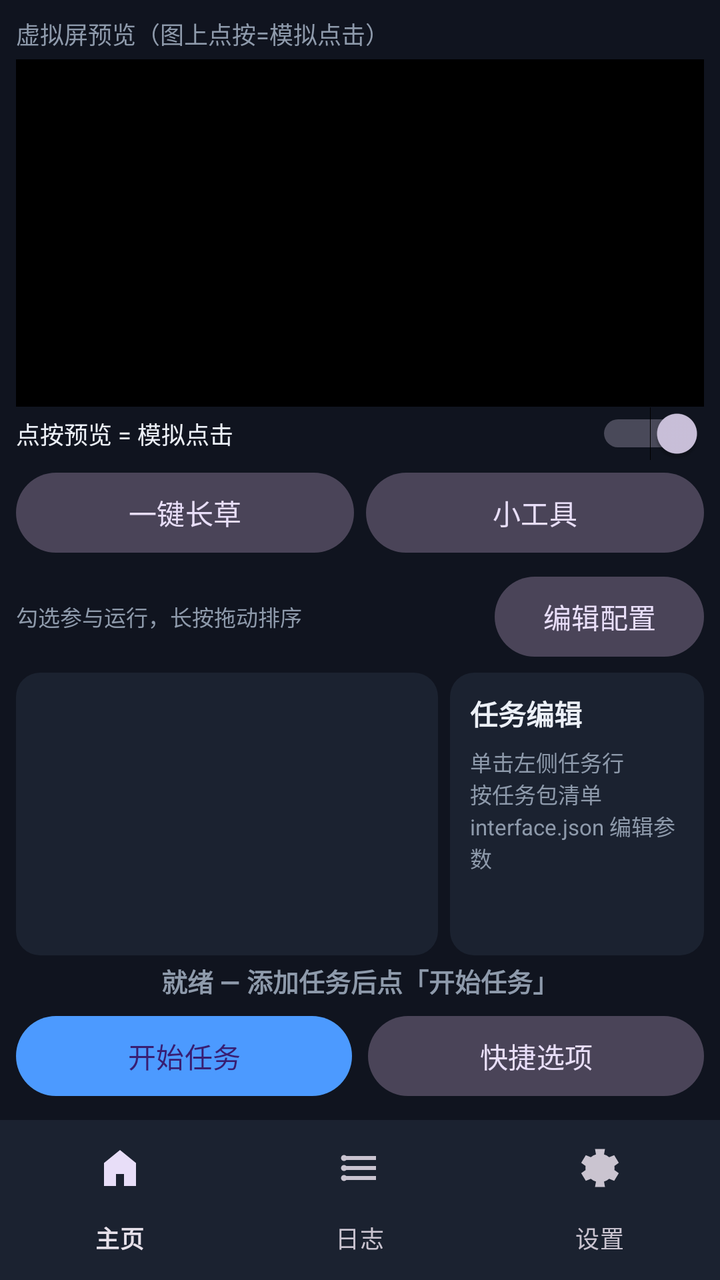
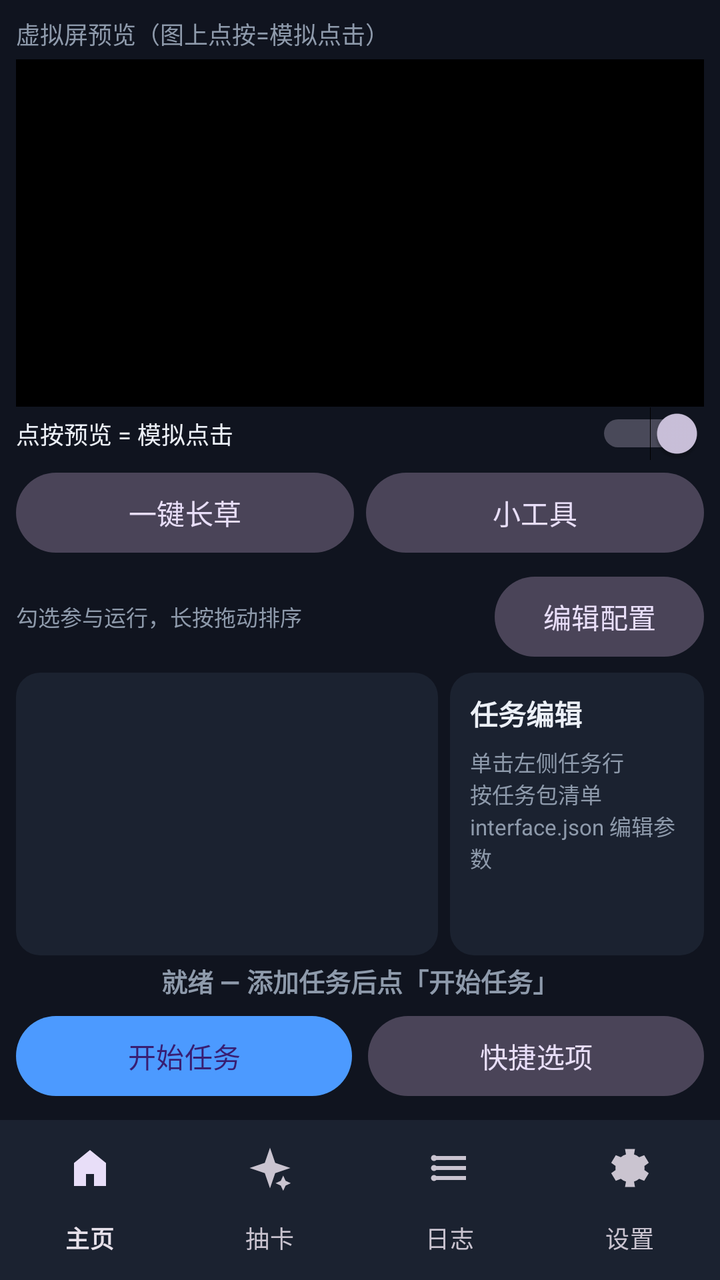

An Android layout rendered at two revisions. The XML below is the earlier revision; the diff shows what the commit changed to produce the second picture.
<!-- AndroidManifest.xml: application theme Theme.MaaWH -->
<!-- res/layout/activity_main.xml -->
<?xml version="1.0" encoding="utf-8"?>
<LinearLayout xmlns:android="http://schemas.android.com/apk/res/android"
    xmlns:app="http://schemas.android.com/apk/res-auto"
    xmlns:tools="http://schemas.android.com/tools"
    android:layout_width="match_parent"
    android:layout_height="match_parent"
    android:orientation="vertical"
    tools:context=".MainActivity">

    
    <LinearLayout
        android:id="@+id/panelHome"
        android:layout_width="match_parent"
        android:layout_height="0dp"
        android:layout_weight="1"
        android:orientation="vertical"
        android:padding="8dp">

        
        <TextView
            android:layout_width="match_parent"
            android:layout_height="wrap_content"
            android:text="@string/label_preview"
            android:textColor="@color/text_secondary"
            android:textSize="12sp" />

        <ImageView
            android:id="@+id/imageShot"
            android:layout_width="match_parent"
            android:layout_height="0dp"
            android:layout_marginTop="4dp"
            android:layout_weight="0.9"
            android:background="#000000"
            android:contentDescription="屏幕预览"
            android:scaleType="fitCenter" />

        <Switch
            android:id="@+id/switchTap"
            android:layout_width="match_parent"
            android:layout_height="wrap_content"
            android:checked="true"
            android:text="@string/switch_tap"
            android:textColor="@color/text_primary"
            android:textSize="12sp" />

        
        <LinearLayout
            android:layout_width="match_parent"
            android:layout_height="wrap_content"
            android:layout_marginTop="2dp"
            android:orientation="horizontal">

            <com.google.android.material.button.MaterialButton
                android:id="@+id/btnTabOneClick"
                style="@style/Widget.Material3.Button.TonalButton"
                android:layout_width="0dp"
                android:layout_height="wrap_content"
                android:layout_weight="1"
                android:minWidth="0dp"
                android:text="@string/tab_oneclick" />

            <com.google.android.material.button.MaterialButton
                android:id="@+id/btnTabTools"
                style="@style/Widget.Material3.Button.TonalButton"
                android:layout_width="0dp"
                android:layout_height="wrap_content"
                android:layout_marginStart="6dp"
                android:layout_weight="1"
                android:minWidth="0dp"
                android:text="@string/tab_tools" />
        </LinearLayout>

        
        <FrameLayout
            android:layout_width="match_parent"
            android:layout_height="0dp"
            android:layout_weight="1"
            android:layout_marginTop="4dp">

            
            <LinearLayout
                android:id="@+id/panelOneClick"
                android:layout_width="match_parent"
                android:layout_height="match_parent"
                android:orientation="vertical">

                <LinearLayout
                    android:layout_width="match_parent"
                    android:layout_height="wrap_content"
                    android:gravity="center_vertical"
                    android:orientation="horizontal">

                    <TextView
                        android:id="@+id/tvQueueHint"
                        android:layout_width="0dp"
                        android:layout_height="wrap_content"
                        android:layout_weight="1"
                        android:text="@string/hint_queue"
                        android:textColor="@color/text_secondary"
                        android:textSize="11sp" />

                    <com.google.android.material.button.MaterialButton
                        android:id="@+id/btnEditConfig"
                        style="@style/Widget.Material3.Button.TonalButton"
                        android:layout_width="wrap_content"
                        android:layout_height="wrap_content"
                        android:minWidth="0dp"
                        android:paddingStart="12dp"
                        android:paddingEnd="12dp"
                        android:text="@string/config_edit" />
                </LinearLayout>

                <FrameLayout
                    android:layout_width="match_parent"
                    android:layout_height="0dp"
                    android:layout_marginTop="4dp"
                    android:layout_weight="1">

                    
                    <LinearLayout
                        android:id="@+id/panelQueue"
                        android:layout_width="match_parent"
                        android:layout_height="match_parent"
                        android:orientation="horizontal">

                <androidx.recyclerview.widget.RecyclerView
                    android:id="@+id/rvTaskList"
                    android:layout_width="0dp"
                    android:layout_height="match_parent"
                    android:layout_weight="5"
                    android:background="@drawable/bg_card"
                    android:padding="4dp" />

                <LinearLayout
                    android:id="@+id/panelEdit"
                    android:layout_width="0dp"
                    android:layout_height="match_parent"
                    android:layout_marginStart="6dp"
                    android:layout_weight="3"
                    android:background="@drawable/bg_card"
                    android:orientation="vertical"
                    android:padding="10dp">

                    
                    <TextView
                        android:id="@+id/tvEditTitle"
                        android:layout_width="match_parent"
                        android:layout_height="wrap_content"
                        android:text="@string/edit_title"
                        android:textColor="@color/text_primary"
                        android:textSize="14sp"
                        android:textStyle="bold" />

                    <TextView
                        android:id="@+id/btnEditMove"
                        android:layout_width="wrap_content"
                        android:layout_height="wrap_content"
                        android:layout_marginTop="4dp"
                        android:background="@drawable/bg_card"
                        android:maxLines="1"
                        android:paddingStart="8dp"
                        android:paddingTop="4dp"
                        android:paddingEnd="8dp"
                        android:paddingBottom="4dp"
                        android:text="@string/move_to_tools"
                        android:textColor="@color/accent"
                        android:textSize="11sp"
                        android:visibility="gone" />

                    <TextView
                        android:id="@+id/tvEditHint"
                        android:layout_width="wrap_content"
                        android:layout_height="wrap_content"
                        android:layout_marginTop="6dp"
                        android:text="@string/edit_hint"
                        android:textColor="@color/text_secondary"
                        android:textSize="11sp" />

                    
                    <ScrollView
                        android:layout_width="match_parent"
                        android:layout_height="0dp"
                        android:layout_marginTop="8dp"
                        android:layout_weight="1"
                        android:fillViewport="true"
                        android:scrollbars="vertical">

                        <LinearLayout
                            android:id="@+id/layoutOptionsMain"
                            android:layout_width="match_parent"
                            android:layout_height="wrap_content"
                            android:orientation="vertical" />
                    </ScrollView>
                </LinearLayout>
                    </LinearLayout>

                    
                    <LinearLayout
                        android:id="@+id/panelConfig"
                        android:layout_width="match_parent"
                        android:layout_height="match_parent"
                        android:background="@drawable/bg_card"
                        android:orientation="vertical"
                        android:padding="10dp"
                        android:visibility="gone">

                        <LinearLayout
                            android:layout_width="match_parent"
                            android:layout_height="wrap_content"
                            android:gravity="center_vertical"
                            android:orientation="horizontal">

                            <TextView
                                android:layout_width="0dp"
                                android:layout_height="wrap_content"
                                android:layout_weight="1"
                                android:text="@string/config_title"
                                android:textColor="@color/text_primary"
                                android:textSize="16sp"
                                android:textStyle="bold" />

                            <com.google.android.material.button.MaterialButton
                                android:id="@+id/btnNewProfile"
                                style="@style/Widget.Material3.Button.TonalButton"
                                android:layout_width="wrap_content"
                                android:layout_height="wrap_content"
                                android:minWidth="0dp"
                                android:paddingStart="12dp"
                                android:paddingEnd="12dp"
                                android:text="@string/config_new" />
                        </LinearLayout>

                        <ScrollView
                            android:layout_width="match_parent"
                            android:layout_height="0dp"
                            android:layout_marginTop="6dp"
                            android:layout_weight="1"
                            android:fillViewport="true"
                            android:scrollbars="vertical">

                            <LinearLayout
                                android:id="@+id/layoutProfiles"
                                android:layout_width="match_parent"
                                android:layout_height="wrap_content"
                                android:orientation="vertical" />
                        </ScrollView>
                    </LinearLayout>
                </FrameLayout>
            </LinearLayout>

            
            <LinearLayout
                android:id="@+id/panelTools"
                android:layout_width="match_parent"
                android:layout_height="match_parent"
                android:background="@drawable/bg_card"
                android:orientation="vertical"
                android:padding="8dp"
                android:visibility="gone">

                <TextView
                    android:layout_width="wrap_content"
                    android:layout_height="wrap_content"
                    android:text="@string/tools_maintip"
                    android:textColor="@color/text_secondary"
                    android:textSize="11sp" />

                <LinearLayout
                    android:layout_width="match_parent"
                    android:layout_height="0dp"
                    android:layout_marginTop="6dp"
                    android:layout_weight="1"
                    android:orientation="horizontal">

                    <androidx.recyclerview.widget.RecyclerView
                        android:id="@+id/rvToolsList"
                        android:layout_width="0dp"
                        android:layout_height="match_parent"
                        android:layout_weight="5"
                        android:background="@drawable/bg_card"
                        android:padding="4dp" />

                    
                    <ScrollView
                        android:id="@+id/panelToolsEdit"
                        android:layout_width="0dp"
                        android:layout_height="match_parent"
                        android:layout_marginStart="6dp"
                        android:layout_weight="3"
                        android:background="@drawable/bg_card"
                        android:fillViewport="true"
                        android:scrollbars="vertical">

                        <LinearLayout
                            android:layout_width="match_parent"
                            android:layout_height="wrap_content"
                            android:orientation="vertical"
                            android:padding="10dp">

                        
                        <TextView
                            android:id="@+id/tvToolsEditTitle"
                            android:layout_width="match_parent"
                            android:layout_height="wrap_content"
                            android:text="@string/edit_title"
                            android:textColor="@color/text_primary"
                            android:textSize="14sp"
                            android:textStyle="bold" />

                        <TextView
                            android:id="@+id/btnToolsEditMove"
                            android:layout_width="wrap_content"
                            android:layout_height="wrap_content"
                            android:layout_marginTop="4dp"
                            android:background="@drawable/bg_card"
                            android:maxLines="1"
                            android:paddingStart="8dp"
                            android:paddingTop="4dp"
                            android:paddingEnd="8dp"
                            android:paddingBottom="4dp"
                            android:text="@string/move_to_main"
                            android:textColor="@color/accent"
                            android:textSize="11sp"
                            android:visibility="gone" />

                        <TextView
                            android:id="@+id/tvToolsEditHint"
                            android:layout_width="wrap_content"
                            android:layout_height="wrap_content"
                            android:layout_marginTop="6dp"
                            android:text="@string/tools_edit_hint"
                            android:textColor="@color/text_secondary"
                            android:textSize="11sp" />

                        
                        <LinearLayout
                            android:id="@+id/layoutOptionsTools"
                            android:layout_width="match_parent"
                            android:layout_height="wrap_content"
                            android:orientation="vertical" />
                        </LinearLayout>
                    </ScrollView>
                </LinearLayout>
            </LinearLayout>
        </FrameLayout>

        <TextView
            android:id="@+id/tvRunState"
            android:layout_width="match_parent"
            android:layout_height="wrap_content"
            android:layout_marginTop="3dp"
            android:gravity="center"
            android:text="@string/run_ready"
            android:textColor="@color/text_secondary"
            android:textSize="13sp"
            android:textStyle="bold" />

        
        <LinearLayout
            android:layout_width="match_parent"
            android:layout_height="wrap_content"
            android:layout_marginTop="4dp"
            android:orientation="horizontal">

            <com.google.android.material.button.MaterialButton
                android:id="@+id/btnStartQueue"
                android:layout_width="0dp"
                android:layout_height="wrap_content"
                android:layout_weight="1"
                android:text="@string/btn_start_queue" />

            <com.google.android.material.button.MaterialButton
                android:id="@+id/btnQuick"
                style="@style/Widget.Material3.Button.TonalButton"
                android:layout_width="0dp"
                android:layout_height="wrap_content"
                android:layout_marginStart="8dp"
                android:layout_weight="1"
                android:text="@string/btn_quick" />
        </LinearLayout>
    </LinearLayout>

    
    <LinearLayout
        android:id="@+id/panelLog"
        android:layout_width="match_parent"
        android:layout_height="0dp"
        android:layout_weight="1"
        android:orientation="vertical"
        android:padding="10dp"
        android:visibility="gone">

        <LinearLayout
            android:layout_width="match_parent"
            android:layout_height="wrap_content"
            android:gravity="center_vertical"
            android:orientation="horizontal">

            <TextView
                android:layout_width="0dp"
                android:layout_height="wrap_content"
                android:layout_weight="1"
                android:text="@string/log_title"
                android:textColor="@color/text_secondary"
                android:textSize="13sp" />

            <com.google.android.material.button.MaterialButton
                android:id="@+id/btnHistory"
                style="@style/Widget.Material3.Button.TonalButton"
                android:layout_width="wrap_content"
                android:layout_height="wrap_content"
                android:minWidth="0dp"
                android:paddingStart="12dp"
                android:paddingEnd="12dp"
                android:layout_marginEnd="6dp"
                android:text="@string/log_history" />

            <com.google.android.material.button.MaterialButton
                android:id="@+id/btnClearLog"
                style="@style/Widget.Material3.Button.TonalButton"
                android:layout_width="wrap_content"
                android:layout_height="wrap_content"
                android:minWidth="0dp"
                android:paddingStart="12dp"
                android:paddingEnd="12dp"
                android:text="@string/log_clear" />
        </LinearLayout>

        <ScrollView
            android:id="@+id/scrollLog"
            android:layout_width="match_parent"
            android:layout_height="0dp"
            android:layout_marginTop="4dp"
            android:layout_weight="1"
            android:background="@drawable/bg_card"
            android:padding="10dp"
            android:scrollbars="vertical">

            <TextView
                android:id="@+id/tvLog"
                android:layout_width="match_parent"
                android:layout_height="wrap_content"
                android:fontFamily="monospace"
                android:text=""
                android:textColor="@color/text_primary"
                android:textIsSelectable="true"
                android:textSize="12sp" />
        </ScrollView>

        <TextView
            android:id="@+id/tvPaths"
            android:layout_width="match_parent"
            android:layout_height="wrap_content"
            android:layout_marginTop="6dp"
            android:fontFamily="monospace"
            android:textColor="@color/text_secondary"
            android:textSize="10sp" />
    </LinearLayout>

    
    <ScrollView
        android:id="@+id/panelSettings"
        android:layout_width="match_parent"
        android:layout_height="0dp"
        android:layout_weight="1"
        android:padding="10dp"
        android:visibility="gone">

        <LinearLayout
            android:layout_width="match_parent"
            android:layout_height="wrap_content"
            android:orientation="vertical">

            <LinearLayout
                android:id="@+id/cardStatus"
                android:layout_width="match_parent"
                android:layout_height="wrap_content"
                android:background="@drawable/bg_card"
                android:orientation="vertical"
                android:padding="10dp">

                <TextView
                    android:layout_width="wrap_content"
                    android:layout_height="wrap_content"
                    android:text="@string/status_title"
                    android:textColor="@color/text_secondary"
                    android:textSize="12sp" />

                <TextView
                    android:id="@+id/tvStatus"
                    android:layout_width="match_parent"
                    android:layout_height="wrap_content"
                    android:layout_marginTop="2dp"
                    android:fontFamily="monospace"
                    android:text="检测中…"
                    android:textColor="@color/text_primary"
                    android:textSize="13sp" />
            </LinearLayout>

            <LinearLayout
                android:layout_width="match_parent"
                android:layout_height="wrap_content"
                android:layout_marginTop="8dp"
                android:orientation="horizontal">

                <com.google.android.material.button.MaterialButton
                    android:id="@+id/btnRequest"
                    android:layout_width="0dp"
                    android:layout_height="wrap_content"
                    android:layout_weight="1"
                    android:text="@string/btn_request" />

                <Space
                    android:layout_width="6dp"
                    android:layout_height="1dp" />

                <com.google.android.material.button.MaterialButton
                    android:id="@+id/btnRefresh"
                    style="@style/Widget.Material3.Button.TonalButton"
                    android:layout_width="0dp"
                    android:layout_height="wrap_content"
                    android:layout_weight="1"
                    android:text="@string/btn_refresh" />
            </LinearLayout>

            <LinearLayout
                android:layout_width="match_parent"
                android:layout_height="wrap_content"
                android:layout_marginTop="8dp"
                android:background="@drawable/bg_card"
                android:orientation="vertical"
                android:padding="10dp">

                <TextView
                    android:layout_width="wrap_content"
                    android:layout_height="wrap_content"
                    android:text="@string/setting_func_title"
                    android:textColor="@color/text_secondary"
                    android:textSize="12sp" />

                <LinearLayout
                    android:layout_width="match_parent"
                    android:layout_height="wrap_content"
                    android:layout_marginTop="4dp"
                    android:gravity="center_vertical"
                    android:orientation="horizontal">

                    <TextView
                        android:layout_width="0dp"
                        android:layout_height="wrap_content"
                        android:layout_weight="1"
                        android:text="@string/setting_pip"
                        android:textColor="@color/text_primary"
                        android:textSize="14sp" />

                    <Switch
                        android:id="@+id/switchPip"
                        android:layout_width="wrap_content"
                        android:layout_height="wrap_content" />
                </LinearLayout>

                <TextView
                    android:layout_width="match_parent"
                    android:layout_height="wrap_content"
                    android:text="@string/setting_pip_desc"
                    android:textColor="@color/text_secondary"
                    android:textSize="11sp" />

                <com.google.android.material.button.MaterialButton
                    android:id="@+id/btnGuide"
                    style="@style/Widget.Material3.Button.TonalButton"
                    android:layout_width="match_parent"
                    android:layout_height="wrap_content"
                    android:layout_marginTop="8dp"
                    android:text="@string/guide_replay" />
            </LinearLayout>

            <TextView
                android:id="@+id/tvAbout"
                android:layout_width="match_parent"
                android:layout_height="wrap_content"
                android:layout_marginTop="12dp"
                android:lineSpacingExtra="3dp"
                android:textColor="@color/text_primary"
                android:textSize="12sp" />
        </LinearLayout>
    </ScrollView>

    
    <com.google.android.material.bottomnavigation.BottomNavigationView
        android:id="@+id/bottomNav"
        android:layout_width="match_parent"
        android:layout_height="wrap_content"
        android:background="@color/bg_card"
        app:labelVisibilityMode="labeled"
        app:menu="@menu/bottom_nav" />

</LinearLayout>
<!-- resources referenced by this layout -->
<resources>
  <color name="accent">#4C9AFF</color>
  <color name="bg_card">#1B2230</color>
  <color name="text_primary">#ECF0F7</color>
  <color name="text_secondary">#8E9AAB</color>
  <!-- drawable bg_card (drawable) -->
  <?xml version="1.0" encoding="utf-8"?>
  <shape xmlns:android="http://schemas.android.com/apk/res/android"
      android:shape="rectangle">
      <solid android:color="@color/bg_card" />
      <corners android:radius="12dp" />
  </shape>
  <string name="btn_quick">快捷选项</string>
  <string name="btn_refresh">刷新状态</string>
  <string name="btn_request">申请 Shizuku 权限</string>
  <string name="btn_start_queue">开始任务</string>
  <string name="config_edit">编辑配置</string>
  <string name="config_new">新建配置</string>
  <string name="config_title">配置管理</string>
  <string name="edit_hint">单击左侧任务行按任务包清单 interface.json 编辑参数</string>
  <string name="edit_title">任务编辑</string>
  <string name="guide_replay">查看新手引导</string>
  <string name="hint_queue">勾选参与运行，长按拖动排序</string>
  <string name="label_preview">虚拟屏预览（图上点按=模拟点击）</string>
  <string name="log_clear">清空</string>
  <string name="log_history">历史</string>
  <string name="log_title">运行日志</string>
  <string name="move_to_main">⇄ 移到一键长草</string>
  <string name="move_to_tools">⇄ 移到小工具</string>
  <string name="run_ready">就绪 — 添加任务后点「开始任务」</string>
  <string name="setting_func_title">功能</string>
  <string name="setting_pip">后台运行时自动画中画</string>
  <string name="setting_pip_desc">虚拟屏或任务在跑时切到后台，自动弹出可拖动的画面悬浮窗（需「显示在其他应用上层」权限）</string>
  <string name="status_title">Shizuku 状态</string>
  <string name="switch_tap">点按预览 = 模拟点击</string>
  <string name="tab_oneclick">一键长草</string>
  <string name="tab_tools">小工具</string>
  <string name="tools_edit_hint">单击左侧任务行查看/编辑参数</string>
  <string name="tools_maintip">小工具队列：任务包清单声明的工具任务（如刷活动关、博物研学）+ adb 直达入口。单击左侧任务行在右侧改参数，勾选后点「开始任务」；不影响一键长草主队列</string>
  <style name="Theme.MaaWH" parent="Theme.Material3.Dark.NoActionBar">
          <item name="android:statusBarColor">@color/bg_app</item>
          <item name="android:navigationBarColor">@color/bg_app</item>
          <item name="android:windowBackground">@color/bg_app</item>
          <item name="colorPrimary">@color/accent</item>
          <item name="android:colorAccent">@color/accent</item>
      </style>
  <color name="bg_app">#10141F</color>
</resources>

<!-- the commit's change to res/layout/activity_main.xml (unified diff, before → after) -->
@@ -565,24 +565,240 @@
                     android:text="@string/setting_pip_desc"
                     android:textColor="@color/text_secondary"
                     android:textSize="11sp" />
+            </LinearLayout>
+
+            <LinearLayout
+                android:id="@+id/cardAbout"
+                android:layout_width="match_parent"
+                android:layout_height="wrap_content"
+                android:layout_marginTop="8dp"
+                android:background="@drawable/bg_card"
+                android:orientation="vertical"
+                android:padding="10dp">
+
+                <TextView
+                    android:layout_width="wrap_content"
+                    android:layout_height="wrap_content"
+                    android:text="@string/about_title"
+                    android:textColor="@color/text_secondary"
+                    android:textSize="12sp" />
+
+                <LinearLayout
+                    android:layout_width="match_parent"
+                    android:layout_height="wrap_content"
+                    android:layout_marginTop="4dp"
+                    android:gravity="center_vertical"
+                    android:orientation="horizontal">
+
+                    <TextView
+                        android:layout_width="0dp"
+                        android:layout_height="wrap_content"
+                        android:layout_weight="1"
+                        android:text="@string/about_version"
+                        android:textColor="@color/text_primary"
+                        android:textSize="14sp" />
+
+                    <TextView
+                        android:id="@+id/tvAboutVersion"
+                        android:layout_width="wrap_content"
+                        android:layout_height="wrap_content"
+                        android:textColor="@color/text_secondary"
+                        android:textSize="13sp" />
+                </LinearLayout>
+
+                <LinearLayout
+                    android:layout_width="match_parent"
+                    android:layout_height="wrap_content"
+                    android:layout_marginTop="4dp"
+                    android:gravity="center_vertical"
+                    android:orientation="horizontal">
+
+                    <TextView
+                        android:layout_width="0dp"
+                        android:layout_height="wrap_content"
+                        android:layout_weight="1"
+                        android:text="@string/about_developer"
+                        android:textColor="@color/text_primary"
+                        android:textSize="14sp" />
+
+                    <TextView
+                        android:id="@+id/tvDeveloper"
+                        android:layout_width="wrap_content"
+                        android:layout_height="wrap_content"
+                        android:text="@string/about_developer_value"
+                        android:textColor="@color/text_secondary"
+                        android:textSize="13sp" />
+                </LinearLayout>
+
+                <LinearLayout
+                    android:id="@+id/btnAnnouncement"
+                    android:layout_width="match_parent"
+                    android:layout_height="wrap_content"
+                    android:layout_marginTop="4dp"
+                    android:background="?android:attr/selectableItemBackground"
+                    android:clickable="true"
+                    android:focusable="true"
+                    android:gravity="center_vertical"
+                    android:orientation="horizontal">
+
+                    <TextView
+                        android:layout_width="0dp"
+                        android:layout_height="wrap_content"
+                        android:layout_weight="1"
+                        android:text="@string/about_announcement"
+                        android:textColor="@color/text_primary"
+                        android:textSize="14sp" />
+
+                    <TextView
+                        android:layout_width="wrap_content"
+                        android:layout_height="wrap_content"
+                        android:text="›"
+                        android:textColor="@color/text_secondary"
+                        android:textSize="14sp" />
+                </LinearLayout>
+
+                <LinearLayout
+                    android:id="@+id/btnGuide"
+                    android:layout_width="match_parent"
+                    android:layout_height="wrap_content"
+                    android:layout_marginTop="4dp"
+                    android:background="?android:attr/selectableItemBackground"
+                    android:clickable="true"
+                    android:focusable="true"
+                    android:gravity="center_vertical"
+                    android:orientation="horizontal">
+
+                    <TextView
+                        android:layout_width="0dp"
+                        android:layout_height="wrap_content"
+                        android:layout_weight="1"
+                        android:text="@string/about_guide"
+                        android:textColor="@color/text_primary"
+                        android:textSize="14sp" />
+
+                    <TextView
+                        android:layout_width="wrap_content"
+                        android:layout_height="wrap_content"
+                        android:text="›"
+                        android:textColor="@color/text_secondary"
+                        android:textSize="14sp" />
+                </LinearLayout>
+            </LinearLayout>
+        </LinearLayout>
+    </ScrollView>
+
+    
+    <ScrollView
+        android:id="@+id/panelGacha"
+        android:layout_width="match_parent"
+        android:layout_height="0dp"
+        android:layout_weight="1"
+        android:padding="10dp"
+        android:visibility="gone">
+
+        <LinearLayout
+            android:layout_width="match_parent"
+            android:layout_height="wrap_content"
+            android:orientation="vertical">
+
+            <LinearLayout
+                android:layout_width="match_parent"
+                android:layout_height="wrap_content"
+                android:gravity="center_vertical"
+                android:orientation="horizontal">
+
+                <Spinner
+                    android:id="@+id/spinnerGachaAccounts"
+                    android:layout_width="0dp"
+                    android:layout_height="wrap_content"
+                    android:layout_weight="1" />
+
+                <TextView
+                    android:id="@+id/btnGachaRename"
+                    android:layout_width="wrap_content"
+                    android:layout_height="wrap_content"
+                    android:background="?android:attr/selectableItemBackground"
+                    android:clickable="true"
+                    android:focusable="true"
+                    android:padding="8dp"
+                    android:text="@string/gacha_btn_rename"
+                    android:textColor="@color/accent"
+                    android:textSize="14sp" />
+
+                <TextView
+                    android:id="@+id/btnGachaDelete"
+                    android:layout_width="wrap_content"
+                    android:layout_height="wrap_content"
+                    android:background="?android:attr/selectableItemBackground"
+                    android:clickable="true"
+                    android:focusable="true"
+                    android:padding="8dp"
+                    android:text="@string/gacha_btn_delete"
+                    android:textColor="@color/err_red"
+                    android:textSize="14sp" />
+
+                <TextView
+                    android:id="@+id/btnGachaEdit"
+                    android:layout_width="wrap_content"
+                    android:layout_height="wrap_content"
+                    android:background="?android:attr/selectableItemBackground"
+                    android:clickable="true"
+                    android:focusable="true"
+                    android:padding="8dp"
+                    android:text="@string/gacha_btn_edit"
+                    android:textColor="@color/accent"
+                    android:textSize="14sp" />
+
+                <TextView
+                    android:id="@+id/btnGachaNew"
+                    android:layout_width="wrap_content"
+                    android:layout_height="wrap_content"
+                    android:background="?android:attr/selectableItemBackground"
+                    android:clickable="true"
+                    android:focusable="true"
+                    android:padding="8dp"
+                    android:text="@string/gacha_btn_new"
+                    android:textColor="@color/accent"
+                    android:textSize="14sp" />
+            </LinearLayout>
+
+            <LinearLayout
+                android:layout_width="match_parent"
+                android:layout_height="wrap_content"
+                android:gravity="center_vertical"
+                android:orientation="horizontal">
 
                 <com.google.android.material.button.MaterialButton
-                    android:id="@+id/btnGuide"
-                    style="@style/Widget.Material3.Button.TonalButton"
-                    android:layout_width="match_parent"
-                    android:layout_height="wrap_content"
-                    android:layout_marginTop="8dp"
-                    android:text="@string/guide_replay" />
+                    android:id="@+id/btnGachaRun"
+                    android:layout_width="wrap_content"
+                    android:layout_height="wrap_content"
+                    android:text="@string/gacha_run" />
+
+                <TextView
+                    android:id="@+id/tvGachaStatus"
+                    android:layout_width="0dp"
+                    android:layout_height="wrap_content"
+                    android:layout_marginStart="10dp"
+                    android:layout_weight="1"
+                    android:text="@string/gacha_status_default"
+                    android:textColor="@color/text_secondary"
+                    android:textSize="12sp" />
             </LinearLayout>
 
             <TextView
-                android:id="@+id/tvAbout"
-                android:layout_width="match_parent"
-                android:layout_height="wrap_content"
-                android:layout_marginTop="12dp"
-                android:lineSpacingExtra="3dp"
-                android:textColor="@color/text_primary"
-                android:textSize="12sp" />
+                android:layout_width="match_parent"
+                android:layout_height="wrap_content"
+                android:layout_marginTop="4dp"
+                android:text="@string/gacha_note"
+                android:textColor="@color/text_secondary"
+                android:textSize="11sp" />
+
+            <LinearLayout
+                android:id="@+id/llGachaCards"
+                android:layout_width="match_parent"
+                android:layout_height="wrap_content"
+                android:layout_marginTop="4dp"
+                android:orientation="vertical" />
         </LinearLayout>
     </ScrollView>
 
<!-- resource entries referenced after the edit -->
@@ -2,6 +2,7 @@
 <resources>
   <color name="accent">#4C9AFF</color>
   <color name="bg_card">#1B2230</color>
+  <color name="err_red">#FF6B6B</color>
   <color name="text_primary">#ECF0F7</color>
   <color name="text_secondary">#8E9AAB</color>
   <!-- drawable bg_card (drawable) -->
@@ -11,6 +12,12 @@
       <solid android:color="@color/bg_card" />
       <corners android:radius="12dp" />
   </shape>
+  <string name="about_announcement">查看公告</string>
+  <string name="about_developer">开发者</string>
+  <string name="about_developer_value">Hyalin</string>
+  <string name="about_guide">新手引导</string>
+  <string name="about_title">关于</string>
+  <string name="about_version">版本</string>
   <string name="btn_quick">快捷选项</string>
   <string name="btn_refresh">刷新状态</string>
   <string name="btn_request">申请 Shizuku 权限</string>
@@ -20,7 +27,13 @@
   <string name="config_title">配置管理</string>
   <string name="edit_hint">单击左侧任务行按任务包清单 interface.json 编辑参数</string>
   <string name="edit_title">任务编辑</string>
-  <string name="guide_replay">查看新手引导</string>
+  <string name="gacha_btn_delete">删除</string>
+  <string name="gacha_btn_edit">编辑</string>
+  <string name="gacha_btn_new">新建</string>
+  <string name="gacha_btn_rename">改名</string>
+  <string name="gacha_note">数据基于游戏最近 30 天记录 · 抓取前把虚拟屏里的游戏停在「招募记录」页</string>
+  <string name="gacha_run">开始抓取</string>
+  <string name="gacha_status_default">尚未抓取</string>
   <string name="hint_queue">勾选参与运行，长按拖动排序</string>
   <string name="label_preview">虚拟屏预览（图上点按=模拟点击）</string>
   <string name="log_clear">清空</string>
